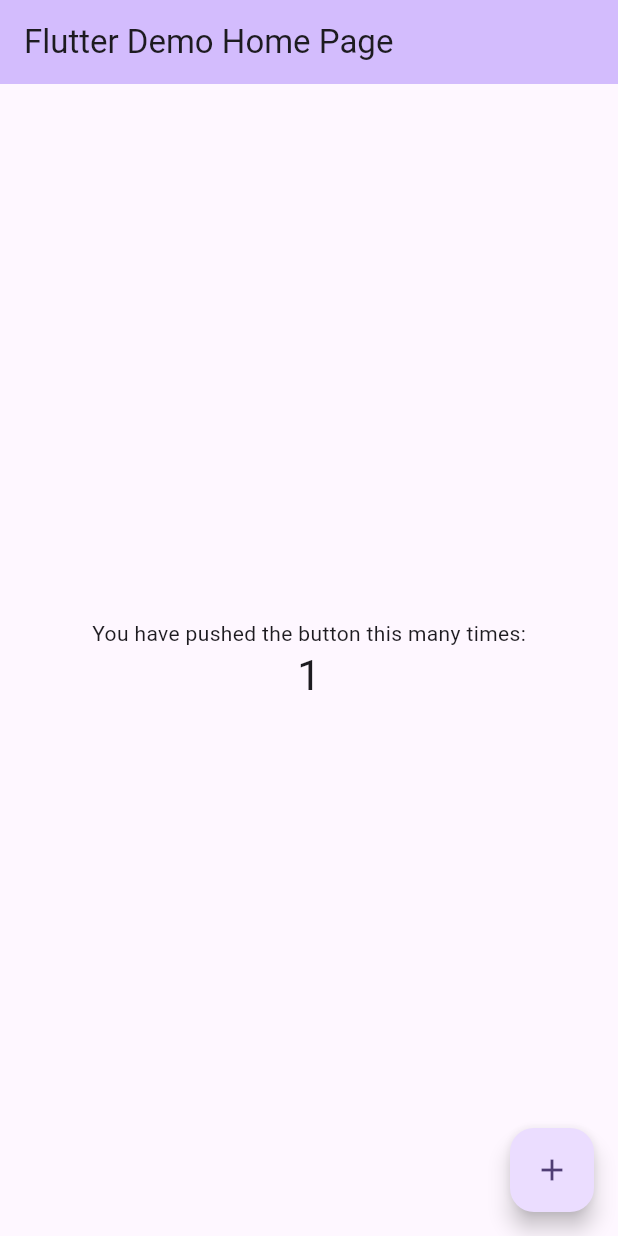
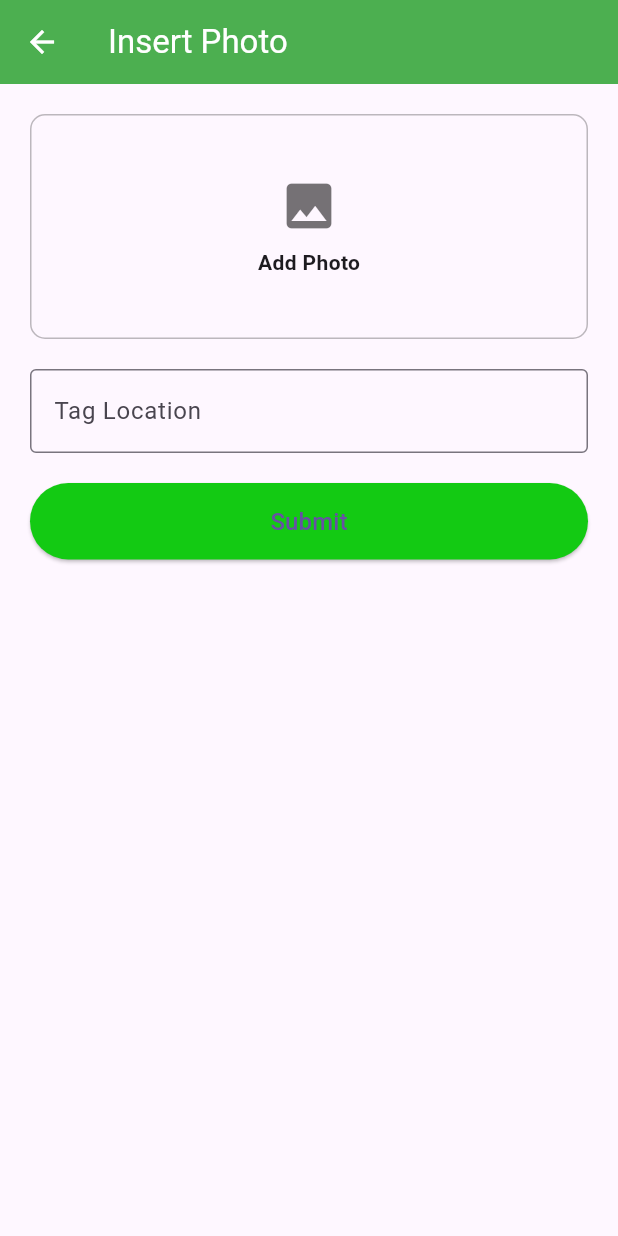
Before and after one commit to venuraka/Camply, a Flutter app: the screen it shows after launch, after a tap on the "add" icon, on a phone screen of 412 x 824 dp. Run offline on Flutter 3.47's test engine with Material 3 defaults, Android fonts, the phone set to English and light mode, and no system bars; our stand-ins replace image_picker.

Commit message:
User Profile Page & Add Photo Pages Added

```diff
--- /dev/null
+++ b/lib/addphoto.dart
@@ -0,0 +1,108 @@
+import 'dart:io';
+import 'package:flutter/material.dart';
+import 'package:image_picker/image_picker.dart';
+
+class AddPhoto extends StatefulWidget {
+  const AddPhoto({super.key});
+
+  @override
+  State<AddPhoto> createState() => _CreateCampPageState();
+}
+
+class _CreateCampPageState extends State<AddPhoto> {
+  File? _image;
+  final TextEditingController _locationController = TextEditingController(); // ✅ Controller added
+
+  Future<void> _pickImage() async {
+    final pickedFile = await ImagePicker().pickImage(
+      source: ImageSource.gallery,
+    );
+
+    if (pickedFile != null) {
+      setState(() {
+        _image = File(pickedFile.path);
+      });
+    }
+  }
+
+
+  @override
+  Widget build(BuildContext context) {
+    return Scaffold(
+      appBar: AppBar(
+        title: const Text("Insert Photo"),
+        backgroundColor: const Color.from(alpha: 1, red: 0.298, green: 0.686, blue: 0.314),
+        foregroundColor: Colors.white,
+      ),
+      body: Padding(
+        padding: const EdgeInsets.all(20),
+        child: SingleChildScrollView(
+          child: Column(
+            crossAxisAlignment: CrossAxisAlignment.stretch,
+            children: [
+              GestureDetector(
+                onTap: _pickImage,
+                child: Container(
+                  width: double.infinity,
+                  height: 150,
+                  decoration: BoxDecoration(
+                    border: Border.all(color: Colors.black26),
+                    borderRadius: BorderRadius.circular(10),
+                  ),
+                  child: _image != null
+                      ? ClipRRect(
+                          borderRadius: BorderRadius.circular(10),
+                          child: Image.file(
+                            _image!,
+                            width: double.infinity,
+                            fit: BoxFit.cover,
+                          ),
+                        )
+                      : Column(
+                          mainAxisAlignment: MainAxisAlignment.center,
+                          children: const [
+                            Icon(
+                              Icons.image,
+                              size: 40,
+                              color: Colors.black54,
+                            ),
+                            SizedBox(height: 8),
+                            Text(
+                              'Add Photo',
+                              style: TextStyle(fontWeight: FontWeight.bold),
+                            ),
+                          ],
+                        ),
+                ),
+              ),
+              const SizedBox(height: 20),
+              TextField(
+                controller: _locationController,
+                decoration: InputDecoration(
+                  labelText: 'Tag Location',
+                  border: OutlineInputBorder(),
+                ),
+              ),
+              const SizedBox(height: 20),
+              ElevatedButton(
+                onPressed: () {
+                // location ekai Image ekai
+                  print('Image: $_image');
+                  print('Location: ${_locationController.text}');
+                },
+                style: ElevatedButton.styleFrom(
+                  backgroundColor: const Color.fromARGB(255, 19, 202, 19),
+                  shape: RoundedRectangleBorder(
+                    borderRadius: BorderRadius.circular(30),
+                  ),
+                  padding: const EdgeInsets.symmetric(vertical: 14),
+                ),
+                child: const Text('Submit', style: TextStyle(fontSize: 16)),
+              ),
+            ],
+          ),
+        ),
+      ),
+    );
+  }
+}
--- a/lib/main.dart
+++ b/lib/main.dart
@@ -1,4 +1,6 @@
 import 'package:flutter/material.dart';
+import 'addphoto.dart';
+import 'userprofile.dart';
 
 void main() {
   runApp(const MyApp());
@@ -7,116 +9,11 @@ void main() {
 class MyApp extends StatelessWidget {
   const MyApp({super.key});
 
-  // This widget is the root of your application.
   @override
   Widget build(BuildContext context) {
-    return MaterialApp(
-      title: 'Flutter Demo',
-      theme: ThemeData(
-        // This is the theme of your application.
-        //
-        // TRY THIS: Try running your application with "flutter run". You'll see
-        // the application has a purple toolbar. Then, without quitting the app,
-        // try changing the seedColor in the colorScheme below to Colors.green
-        // and then invoke "hot reload" (save your changes or press the "hot
-        // reload" button in a Flutter-supported IDE, or press "r" if you used
-        // the command line to start the app).
-        //
-        // Notice that the counter didn't reset back to zero; the application
-        // state is not lost during the reload. To reset the state, use hot
-        // restart instead.
-        //
-        // This works for code too, not just values: Most code changes can be
-        // tested with just a hot reload.
-        colorScheme: ColorScheme.fromSeed(seedColor: Colors.deepPurple),
-      ),
-      home: const MyHomePage(title: 'Flutter Demo Home Page'),
+    return const MaterialApp(
+      home: userprofile(),
+      debugShowCheckedModeBanner: false,
     );
   }
 }
-
-class MyHomePage extends StatefulWidget {
-  const MyHomePage({super.key, required this.title});
-
-  // This widget is the home page of your application. It is stateful, meaning
-  // that it has a State object (defined below) that contains fields that affect
-  // how it looks.
-
-  // This class is the configuration for the state. It holds the values (in this
-  // case the title) provided by the parent (in this case the App widget) and
-  // used by the build method of the State. Fields in a Widget subclass are
-  // always marked "final".
-
-  final String title;
-
-  @override
-  State<MyHomePage> createState() => _MyHomePageState();
-}
-
-class _MyHomePageState extends State<MyHomePage> {
-  int _counter = 0;
-
-  void _incrementCounter() {
-    setState(() {
-      // This call to setState tells the Flutter framework that something has
-      // changed in this State, which causes it to rerun the build method below
-      // so that the display can reflect the updated values. If we changed
-      // _counter without calling setState(), then the build method would not be
-      // called again, and so nothing would appear to happen.
-      _counter++;
-    });
-  }
-
-  @override
-  Widget build(BuildContext context) {
-    // This method is rerun every time setState is called, for instance as done
-    // by the _incrementCounter method above.
-    //
-    // The Flutter framework has been optimized to make rerunning build methods
-    // fast, so that you can just rebuild anything that needs updating rather
-    // than having to individually change instances of widgets.
-    return Scaffold(
-      appBar: AppBar(
-        // TRY THIS: Try changing the color here to a specific color (to
-        // Colors.amber, perhaps?) and trigger a hot reload to see the AppBar
-        // change color while the other colors stay the same.
-        backgroundColor: Theme.of(context).colorScheme.inversePrimary,
-        // Here we take the value from the MyHomePage object that was created by
-        // the App.build method, and use it to set our appbar title.
-        title: Text(widget.title),
-      ),
-      body: Center(
-        // Center is a layout widget. It takes a single child and positions it
-        // in the middle of the parent.
-        child: Column(
-          // Column is also a layout widget. It takes a list of children and
-          // arranges them vertically. By default, it sizes itself to fit its
-          // children horizontally, and tries to be as tall as its parent.
-          //
-          // Column has various properties to control how it sizes itself and
-          // how it positions its children. Here we use mainAxisAlignment to
-          // center the children vertically; the main axis here is the vertical
-          // axis because Columns are vertical (the cross axis would be
-          // horizontal).
-          //
-          // TRY THIS: Invoke "debug painting" (choose the "Toggle Debug Paint"
-          // action in the IDE, or press "p" in the console), to see the
-          // wireframe for each widget.
-          mainAxisAlignment: MainAxisAlignment.center,
-          children: <Widget>[
-            const Text('You have pushed the button this many times:'),
-            Text(
-              '$_counter',
-              style: Theme.of(context).textTheme.headlineMedium,
-            ),
-          ],
-        ),
-      ),
-      floatingActionButton: FloatingActionButton(
-        onPressed: _incrementCounter,
-        tooltip: 'Increment',
-        child: const Icon(Icons.add),
-      ), // This trailing comma makes auto-formatting nicer for build methods.
-    );
-  }
-}
--- /dev/null
+++ b/lib/userprofile.dart
@@ -0,0 +1,185 @@
+import 'package:flutter/material.dart';
+import 'addphoto.dart'; // Import addphoto.dart here
+
+class userprofile extends StatefulWidget {
+  const userprofile({super.key});
+
+  @override
+  State<userprofile> createState() => _userprofileState();
+}
+
+class _userprofileState extends State<userprofile> with TickerProviderStateMixin {
+  late TabController _tabController;
+
+  @override
+  void initState() {
+    _tabController = TabController(length: 2, vsync: this);
+    super.initState();
+  }
+
+  @override
+  Widget build(BuildContext context) {
+    return Scaffold(
+      backgroundColor: Colors.grey[300],
+      appBar: AppBar(
+        backgroundColor: Colors.green,
+        leading: const Icon(Icons.arrow_back, color: Colors.white),
+        title: const Text('Camper', style: TextStyle(color: Colors.white)),
+        actions: const [
+          Padding(
+            padding: EdgeInsets.only(right: 12),
+            child: Icon(Icons.menu, color: Colors.white),
+          )
+        ],
+      ),
+      body: Column(
+        children: [
+          Container(
+            color: Colors.white,
+            padding: const EdgeInsets.all(16),
+            child: Row(
+              crossAxisAlignment: CrossAxisAlignment.start,
+              children: [
+                Column(
+                  children: [
+                    const CircleAvatar(
+                      radius: 35,
+                      backgroundImage: AssetImage('assets/profile.jpg'), // Replace with your image
+                    ),
+                    const SizedBox(height: 8),
+                  ],
+                ),
+                const SizedBox(width: 16),
+                Expanded(
+                  child: Column(
+                    mainAxisAlignment: MainAxisAlignment.spaceEvenly,
+                    children: [
+                      Row(
+                        children: const [
+                          Text('Mark Sepperd', style: TextStyle(fontSize: 18, fontWeight: FontWeight.bold)),
+                          Spacer(),
+                          CircleAvatar(radius: 6, backgroundColor: Colors.brown),
+                          SizedBox(width: 4),
+                          CircleAvatar(radius: 6, backgroundColor: Colors.grey),
+                          SizedBox(width: 4),
+                          CircleAvatar(radius: 6, backgroundColor: Colors.grey),
+                        ],
+                      ),
+                      const SizedBox(height: 12),
+                      Row(
+                        mainAxisAlignment: MainAxisAlignment.spaceEvenly,
+                        children: const [
+                          Text.rich(
+                            TextSpan(
+                              children: [
+                                TextSpan(text: 'Followers\n', style: TextStyle(fontSize: 14)),
+                                TextSpan(text: '12k', style: TextStyle(fontSize: 14, fontWeight: FontWeight.bold)),
+                              ],
+                            ),
+                            textAlign: TextAlign.center,
+                          ),
+                          Text.rich(
+                            TextSpan(
+                              children: [
+                                TextSpan(text: 'Following\n', style: TextStyle(fontSize: 14)),
+                                TextSpan(text: '34k', style: TextStyle(fontSize: 14, fontWeight: FontWeight.bold)),
+                              ],
+                            ),
+                            textAlign: TextAlign.center,
+                          ),
+                        ],
+                      ),
+                      const SizedBox(height: 12),
+                      Row(
+                        mainAxisAlignment: MainAxisAlignment.end,
+                        children: [
+                          Container(
+                            margin: const EdgeInsets.only(right: 100),
+                            width: 130,
+                            height: 35,
+                            child: ElevatedButton(
+                              onPressed: () {
+                                print('Follow button pressed');
+                              },
+                              style: ElevatedButton.styleFrom(
+                                backgroundColor: Colors.green,
+                                shape: RoundedRectangleBorder(
+                                  borderRadius: BorderRadius.circular(8),
+                                ),
+                              ),
+                              child: const Text(
+                                'Follow',
+                                style: TextStyle(color: Colors.white),
+                              ),
+                            ),
+                          ),
+                        ],
+                      ),
+                    ],
+                  ),
+                ),
+              ],
+            ),
+          ),
+          Container(
+            color: Colors.white,
+            child: TabBar(
+              controller: _tabController,
+              labelColor: Colors.black,
+              indicatorColor: Colors.green,
+              tabs: const [
+                Tab(text: 'Photos'),
+                Tab(text: 'Experience'),
+              ],
+            ),
+          ),
+          Expanded(
+            child: TabBarView(
+              controller: _tabController,
+              children: [
+                Stack(
+                  children: [
+                    GridView.count(
+                      padding: const EdgeInsets.all(10),
+                      crossAxisCount: 2,
+                      crossAxisSpacing: 8,
+                      mainAxisSpacing: 8,
+                      children: List.generate(6, (index) {
+                        return Container(
+                          decoration: BoxDecoration(
+                            borderRadius: BorderRadius.circular(12),
+                            image: const DecorationImage(
+                              image: AssetImage('assets/photo.jpeg'), // Replace with your photo asset
+                              fit: BoxFit.cover,
+                            ),
+                          ),
+                        );
+                      }),
+                    ),
+                    Positioned(
+                      bottom: 16,
+                      right: 16,
+                      child: FloatingActionButton(
+                        backgroundColor: const Color.fromARGB(255, 3, 159, 47),
+                        onPressed: () {
+                          Navigator.push(
+                            context,
+                            MaterialPageRoute(builder: (context) => const AddPhoto()),
+                          );
+                        },
+                        child: const Icon(Icons.add),
+                      ),
+                    ),
+                  ],
+                ),
+                const Center(
+                  child: Text('Experience content goes here'),
+                ),
+              ],
+            ),
+          ),
+        ],
+      ),
+    );
+  }
+}
```
Also changed, not shown: pubspec.yaml (+6 -5 lines), assets/photo.jpeg (added), assets/profile.jpg (added), pubspec.lock, 6 other files.
